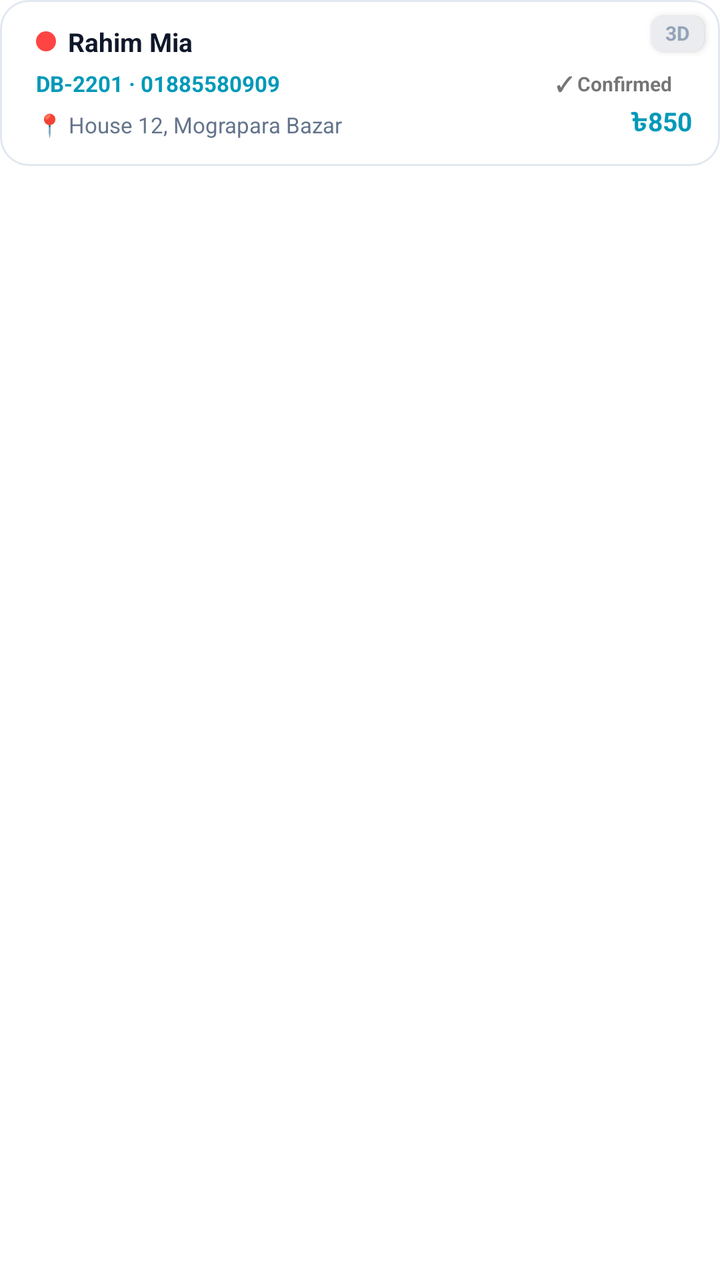
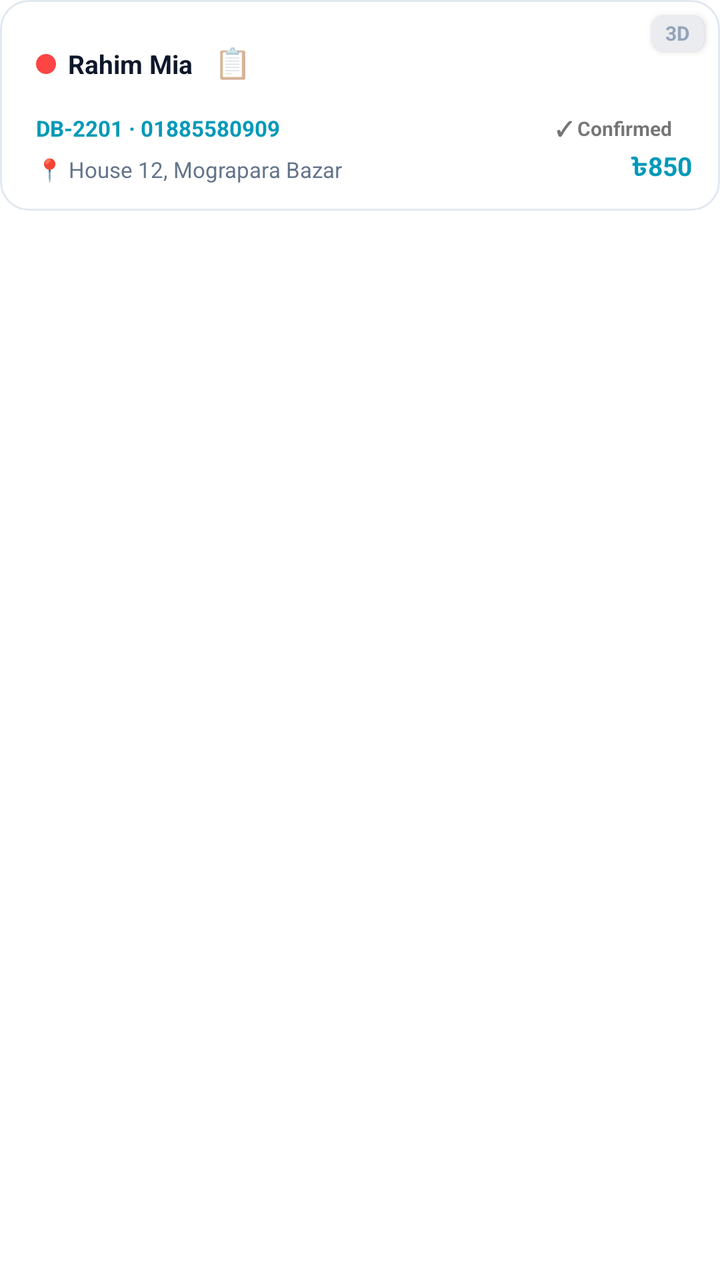

Screens rendered from an Android XML layout before and after an edit, with the pre-edit source and the edit as a unified diff.
<!-- AndroidManifest.xml: application theme Theme.DataBridge -->
<!-- res/layout/item_parcel_agent_card.xml -->
<?xml version="1.0" encoding="utf-8"?>
<FrameLayout xmlns:android="http://schemas.android.com/apk/res/android"
    xmlns:app="http://schemas.android.com/apk/res-auto"
    android:layout_width="match_parent"
    android:layout_height="wrap_content"
    android:layout_marginBottom="8dp">

    
    <TextView
        android:id="@+id/tvAgtAge"
        android:layout_width="wrap_content"
        android:layout_height="wrap_content"
        android:layout_gravity="top|end"
        android:layout_marginTop="8dp"
        android:layout_marginEnd="8dp"
        android:text="3D"
        android:textSize="10sp"
        android:textStyle="bold"
        android:textColor="@color/theme_text_muted"
        android:background="@drawable/bg_age_badge"
        android:paddingStart="7dp"
        android:paddingEnd="7dp"
        android:paddingTop="3dp"
        android:paddingBottom="3dp"
        android:includeFontPadding="false"
        android:elevation="2dp" />

    
    <TextView
        android:id="@+id/tvAgtSplitWarning"
        android:layout_width="wrap_content"
        android:layout_height="wrap_content"
        android:layout_gravity="top|start"
        android:layout_marginTop="8dp"
        android:layout_marginStart="8dp"
        android:text="⚠ Multiple Agents"
        android:textSize="10sp"
        android:textStyle="bold"
        android:textColor="@android:color/white"
        android:background="@drawable/bg_split_warning_badge"
        android:paddingStart="7dp"
        android:paddingEnd="7dp"
        android:paddingTop="3dp"
        android:paddingBottom="3dp"
        android:includeFontPadding="false"
        android:elevation="2dp"
        android:visibility="gone" />

    <LinearLayout
        android:layout_width="match_parent"
        android:layout_height="wrap_content"
        android:orientation="vertical"
        android:background="@drawable/bg_parcel_card"
        android:padding="12dp"
        android:paddingStart="18dp"
        android:paddingEnd="14dp">

    <LinearLayout
        android:layout_width="match_parent"
        android:layout_height="wrap_content"
        android:orientation="horizontal"
        android:gravity="center_vertical">

        <LinearLayout
            android:layout_width="0dp"
            android:layout_height="wrap_content"
            android:layout_weight="1"
            android:orientation="vertical">

                        
            <LinearLayout
                android:id="@+id/layoutEngagedAvatars"
                android:layout_width="wrap_content"
                android:layout_height="wrap_content"
                android:layout_marginBottom="6dp"
                android:orientation="horizontal"
                android:visibility="gone">

                <com.google.android.material.imageview.ShapeableImageView
                    android:id="@+id/ivEngagedAvatar1"
                    android:layout_width="24dp"
                    android:layout_height="24dp"
                    android:scaleType="centerCrop"
                    android:background="@drawable/bg_timeline_avatar_placeholder"
                    app:strokeColor="@color/theme_bg_card"
                    app:strokeWidth="1.5dp"
                    app:shapeAppearanceOverlay="@style/CircleImageStyle" />

                <com.google.android.material.imageview.ShapeableImageView
                    android:id="@+id/ivEngagedAvatar2"
                    android:layout_width="24dp"
                    android:layout_height="24dp"
                    android:layout_marginStart="-12dp"
                    android:scaleType="centerCrop"
                    android:background="@drawable/bg_timeline_avatar_placeholder"
                    app:strokeColor="@color/theme_bg_card"
                    app:strokeWidth="1.5dp"
                    app:shapeAppearanceOverlay="@style/CircleImageStyle"
                    android:visibility="gone" />

                <com.google.android.material.imageview.ShapeableImageView
                    android:id="@+id/ivEngagedAvatar3"
                    android:layout_width="24dp"
                    android:layout_height="24dp"
                    android:layout_marginStart="-12dp"
                    android:scaleType="centerCrop"
                    android:background="@drawable/bg_timeline_avatar_placeholder"
                    app:strokeColor="@color/theme_bg_card"
                    app:strokeWidth="1.5dp"
                    app:shapeAppearanceOverlay="@style/CircleImageStyle"
                    android:visibility="gone" />

                <com.google.android.material.imageview.ShapeableImageView
                    android:id="@+id/ivEngagedAvatar4"
                    android:layout_width="24dp"
                    android:layout_height="24dp"
                    android:layout_marginStart="-12dp"
                    android:scaleType="centerCrop"
                    android:background="@drawable/bg_timeline_avatar_placeholder"
                    app:strokeColor="@color/theme_bg_card"
                    app:strokeWidth="1.5dp"
                    app:shapeAppearanceOverlay="@style/CircleImageStyle"
                    android:visibility="gone" />

                <TextView
                    android:id="@+id/tvEngagedOverflow"
                    android:layout_width="24dp"
                    android:layout_height="24dp"
                    android:layout_marginStart="-12dp"
                    android:background="@drawable/bg_timeline_avatar_placeholder"
                    android:gravity="center"
                    android:textSize="9sp"
                    android:textStyle="bold"
                    android:textColor="@color/theme_text_primary"
                    android:visibility="gone" />
            </LinearLayout>

<LinearLayout
                android:layout_width="match_parent"
                android:layout_height="wrap_content"
                android:orientation="horizontal"
                android:gravity="center_vertical">

                <View
                    android:id="@+id/viewSourceDot"
                    android:layout_width="10dp"
                    android:layout_height="10dp"
                    android:layout_marginEnd="6dp"
                    android:background="@drawable/circle_red" />

                <TextView
                    android:id="@+id/tvAgtCustomer"
                    android:layout_width="wrap_content"
                    android:layout_height="wrap_content"
                    android:text="Rahim Mia"
                    android:textColor="@color/theme_text_primary"
                    android:textSize="13sp"
                    android:textStyle="bold" />

                <TextView
                    android:id="@+id/tvAgtCallCount"
                    android:layout_width="wrap_content"
                    android:layout_height="wrap_content"
                    android:layout_marginStart="6dp"
                    android:text="📞 ×3"
                    android:textSize="10sp"
                    android:textStyle="bold"
                    android:textColor="@color/theme_text_muted"
                    android:includeFontPadding="false"
                    android:visibility="gone" />

            </LinearLayout>

            <LinearLayout
                android:layout_width="match_parent"
                android:layout_height="wrap_content"
                android:orientation="horizontal"
                android:gravity="center_vertical"
                android:layout_marginTop="2dp">

                <TextView
                    android:id="@+id/tvAgtMeta"
                    android:layout_width="0dp"
                    android:layout_height="wrap_content"
                    android:layout_weight="1"
                    android:text="DB-2201 · 01885580909"
                    android:textSize="11sp"
                    android:textColor="@color/theme_accent"
                    android:textStyle="bold" />

                
                <TextView
                    android:id="@+id/tvAgtPhoneCount"
                    android:layout_width="wrap_content"
                    android:layout_height="wrap_content"
                    android:text="1/2"
                    android:textSize="10sp"
                    android:textStyle="bold"
                    android:textColor="@color/theme_accent"
                    android:background="@drawable/bg_age_badge"
                    android:paddingStart="7dp"
                    android:paddingEnd="7dp"
                    android:paddingTop="3dp"
                    android:paddingBottom="3dp"
                    android:layout_marginStart="6dp"
                    android:clickable="true"
                    android:focusable="true"
                    android:includeFontPadding="false"
                    android:visibility="gone" />

                <TextView
                    android:id="@+id/tvAgtStatusBadge"
                    android:layout_width="wrap_content"
                    android:layout_height="wrap_content"
                    android:text="✓ Confirmed"
                    android:textSize="10sp"
                    android:textStyle="bold"
                    android:paddingStart="10dp"
                    android:paddingEnd="10dp"
                    android:paddingTop="3dp"
                    android:paddingBottom="3dp"
                    android:layout_marginStart="8dp" />
            </LinearLayout>

            <LinearLayout
                android:layout_width="match_parent"
                android:layout_height="wrap_content"
                android:orientation="horizontal"
                android:gravity="center_vertical"
                android:layout_marginTop="2dp">

                <TextView
                    android:id="@+id/tvAgtAddress"
                    android:layout_width="0dp"
                    android:layout_height="wrap_content"
                    android:layout_weight="1"
                    android:text="📍 House 12, Mograpara Bazar"
                    android:textSize="11sp"
                    android:textColor="@color/theme_text_secondary" />

                <TextView
                    android:id="@+id/tvAgtCod"
                    android:layout_width="wrap_content"
                    android:layout_height="wrap_content"
                    android:text="৳850"
                    android:textSize="13sp"
                    android:textColor="@color/theme_accent"
                    android:textStyle="bold"
                    android:layout_marginStart="8dp"
                    android:includeFontPadding="false" />
            </LinearLayout>
        </LinearLayout>
    </LinearLayout>

    
    <LinearLayout
        android:id="@+id/layoutAgtRemarksBox"
        android:layout_width="match_parent"
        android:layout_height="wrap_content"
        android:orientation="vertical"
        android:background="@drawable/bg_remark_chip"
        android:padding="6dp"
        android:paddingStart="8dp"
        android:layout_marginTop="6dp"
        android:visibility="gone">

        <TextView
            android:id="@+id/tvAgtRemarks"
            android:layout_width="match_parent"
            android:layout_height="wrap_content"
            android:text="💬 Customer want to receive today"
            android:textSize="11sp"
            android:textColor="@color/theme_text_secondary"
            android:maxLines="2"
            android:ellipsize="end"
            android:includeFontPadding="false" />

        <TextView
            android:id="@+id/tvAgtRemarksTime"
            android:layout_width="match_parent"
            android:layout_height="wrap_content"
            android:gravity="end"
            android:text="🕐 2h 15m ago"
            android:textSize="9sp"
            android:textColor="@color/theme_text_muted"
            android:layout_marginTop="3dp"
            android:includeFontPadding="false"
            android:visibility="gone" />
    </LinearLayout>

    
    <LinearLayout
        android:id="@+id/layoutAgtActions"
        android:layout_width="match_parent"
        android:layout_height="wrap_content"
        android:orientation="horizontal"
        android:gravity="center_vertical"
        android:paddingTop="10dp"
        android:layout_marginTop="10dp"
        android:visibility="gone">

        <TextView
            android:id="@+id/btnAgtCall"
            android:layout_width="0dp"
            android:layout_height="36dp"
            android:layout_weight="1"
            android:text="📞 Call"
            android:textSize="12sp"
            android:textStyle="bold"
            android:textColor="@color/theme_text_inverse"
            android:gravity="center"
            android:background="@drawable/btn_call_green"
            android:layout_marginEnd="4dp"
            android:includeFontPadding="false" />

        <TextView
            android:id="@+id/btnAgtSetRemarks"
            android:layout_width="0dp"
            android:layout_height="36dp"
            android:layout_weight="1"
            android:text="✏️ Set Remarks"
            android:textSize="12sp"
            android:textStyle="bold"
            android:textColor="@color/theme_text_inverse"
            android:gravity="center"
            android:background="@drawable/btn_action_cyan"
            android:includeFontPadding="false" />

        <TextView
            android:id="@+id/btnAgtWhatsapp"
            android:layout_width="36dp"
            android:layout_height="36dp"
            android:text="💬"
            android:textSize="16sp"
            android:gravity="center"
            android:background="@drawable/btn_call_green"
            android:layout_marginStart="4dp"
            android:contentDescription="Send parcel info to agent on WhatsApp"
            android:includeFontPadding="false" />

        <TextView
            android:id="@+id/btnAgtSendToDesktop"
            android:layout_width="36dp"
            android:layout_height="36dp"
            android:text="🖥️"
            android:textSize="16sp"
            android:gravity="center"
            android:background="@drawable/btn_action_cyan"
            android:layout_marginStart="4dp"
            android:contentDescription="Send parcel info to desktop"
            android:includeFontPadding="false" />

    </LinearLayout>

    </LinearLayout>

    
    <com.cloudx.databridge.EngagedRingView
        android:id="@+id/viewEngagedRing"
        android:layout_width="match_parent"
        android:layout_height="match_parent"
        android:visibility="gone" />


</FrameLayout>
<!-- resources referenced by this layout -->
<resources>
  <color name="theme_accent">#0099b8</color>
  <color name="theme_bg_card">#ffffff</color>
  <color name="theme_text_inverse">#ffffff</color>
  <color name="theme_text_muted">#94a3b8</color>
  <color name="theme_text_primary">#0f172a</color>
  <color name="theme_text_secondary">#64748b</color>
  <!-- drawable bg_age_badge (drawable) -->
  <?xml version="1.0" encoding="utf-8"?>
  <shape xmlns:android="http://schemas.android.com/apk/res/android"
      android:shape="rectangle">
      <solid android:color="#EAECEF" />
      <corners android:radius="6dp" />
  </shape>
  <!-- drawable bg_parcel_card (drawable) -->
  <?xml version="1.0" encoding="utf-8"?>
  <shape xmlns:android="http://schemas.android.com/apk/res/android"
      android:shape="rectangle">
      <solid android:color="@color/theme_bg_card" />
      <stroke android:width="1dp" android:color="@color/theme_border" />
      <corners android:radius="14dp" />
  </shape>
  <!-- drawable bg_remark_chip (drawable) -->
  <?xml version="1.0" encoding="utf-8"?>
  <shape xmlns:android="http://schemas.android.com/apk/res/android"
      android:shape="rectangle">
      <solid android:color="@color/theme_bg_inner" />
      <corners android:radius="8dp" />
  </shape>
  <!-- drawable bg_split_warning_badge (drawable) -->
  <?xml version="1.0" encoding="utf-8"?>
  <shape xmlns:android="http://schemas.android.com/apk/res/android"
      android:shape="rectangle">
      <solid android:color="@color/theme_red" />
      <corners android:radius="10dp" />
  </shape>
  <!-- drawable bg_timeline_avatar_placeholder (drawable) -->
  <?xml version="1.0" encoding="utf-8"?>
  <shape xmlns:android="http://schemas.android.com/apk/res/android"
      android:shape="oval">
      <solid android:color="@color/theme_bg_timeline_dot" />
  </shape>
  <!-- drawable btn_action_cyan (drawable) -->
  <?xml version="1.0" encoding="utf-8"?>
  <shape xmlns:android="http://schemas.android.com/apk/res/android" android:shape="rectangle">
      <corners android:radius="8dp" />
      <gradient
          android:startColor="#0099b8"
          android:endColor="#0088a8"
          android:angle="135" />
  </shape>
  <!-- drawable btn_call_green (drawable) -->
  <?xml version="1.0" encoding="utf-8"?>
  <shape xmlns:android="http://schemas.android.com/apk/res/android">
      <gradient
          android:startColor="#10b981"
          android:endColor="#059669"
          android:angle="135" />
      <corners android:radius="8dp" />
  </shape>
  <!-- drawable circle_red (drawable) -->
  <?xml version="1.0" encoding="utf-8"?>
  <shape xmlns:android="http://schemas.android.com/apk/res/android" android:shape="oval">
      <solid android:color="#ff4444" />
      <size android:width="10dp" android:height="10dp" />
  </shape>
  <style name="CircleImageStyle">
      <item name="cornerFamily">rounded</item>
      <item name="cornerSize">50%</item>
  </style>
  <style name="Theme.DataBridge" parent="Theme.MaterialComponents.DayNight.NoActionBar">
      <item name="colorPrimary">#00d4ff</item>
      <item name="colorPrimaryVariant">#16213e</item>
      <item name="colorOnPrimary">#ffffff</item>
      <item name="colorSecondary">#00d4ff</item>
      <item name="android:statusBarColor">#1a1a2e</item>
  </style>
  <color name="theme_border">#e2e8f0</color>
  <color name="theme_bg_inner">#f1f5f9</color>
  <color name="theme_red">#dc2626</color>
  <color name="theme_bg_timeline_dot">#00d4ff</color>
</resources>

<!-- the commit's change to res/layout/item_parcel_agent_card.xml (unified diff, before → after) -->
@@ -157,6 +157,18 @@
                     android:textSize="13sp"
                     android:textStyle="bold" />
 
+                
+                <TextView
+                    android:id="@+id/tvAgtCopy"
+                    android:layout_width="40dp"
+                    android:layout_height="40dp"
+                    android:gravity="center"
+                    android:text="📋"
+                    android:textSize="15sp"
+                    android:background="?attr/selectableItemBackgroundBorderless"
+                    android:contentDescription="Copy parcel details"
+                    android:includeFontPadding="false" />
+
                 <TextView
                     android:id="@+id/tvAgtCallCount"
                     android:layout_width="wrap_content"
@@ -220,6 +232,40 @@
                     android:paddingTop="3dp"
                     android:paddingBottom="3dp"
                     android:layout_marginStart="8dp" />
+
+                <TextView
+                    android:id="@+id/tvAgtScheduledLock"
+                    android:layout_width="wrap_content"
+                    android:layout_height="wrap_content"
+                    android:text="🔒 20 Sep"
+                    android:textSize="10sp"
+                    android:textStyle="bold"
+                    android:textColor="@color/theme_accent"
+                    android:background="@drawable/bg_age_badge"
+                    android:paddingStart="7dp"
+                    android:paddingEnd="7dp"
+                    android:paddingTop="3dp"
+                    android:paddingBottom="3dp"
+                    android:layout_marginStart="6dp"
+                    android:includeFontPadding="false"
+                    android:visibility="gone" />
+
+                <TextView
+                    android:id="@+id/tvAgtCalling"
+                    android:layout_width="wrap_content"
+                    android:layout_height="wrap_content"
+                    android:text="📞 Calling"
+                    android:textSize="10sp"
+                    android:textStyle="bold"
+                    android:textColor="#16A34A"
+                    android:background="@drawable/bg_age_badge"
+                    android:paddingStart="7dp"
+                    android:paddingEnd="7dp"
+                    android:paddingTop="3dp"
+                    android:paddingBottom="3dp"
+                    android:layout_marginStart="6dp"
+                    android:includeFontPadding="false"
+                    android:visibility="gone" />
             </LinearLayout>
 
             <LinearLayout
@@ -338,18 +384,6 @@
             android:contentDescription="Send parcel info to agent on WhatsApp"
             android:includeFontPadding="false" />
 
-        <TextView
-            android:id="@+id/btnAgtSendToDesktop"
-            android:layout_width="36dp"
-            android:layout_height="36dp"
-            android:text="🖥️"
-            android:textSize="16sp"
-            android:gravity="center"
-            android:background="@drawable/btn_action_cyan"
-            android:layout_marginStart="4dp"
-            android:contentDescription="Send parcel info to desktop"
-            android:includeFontPadding="false" />
-
     </LinearLayout>
 
     </LinearLayout>
